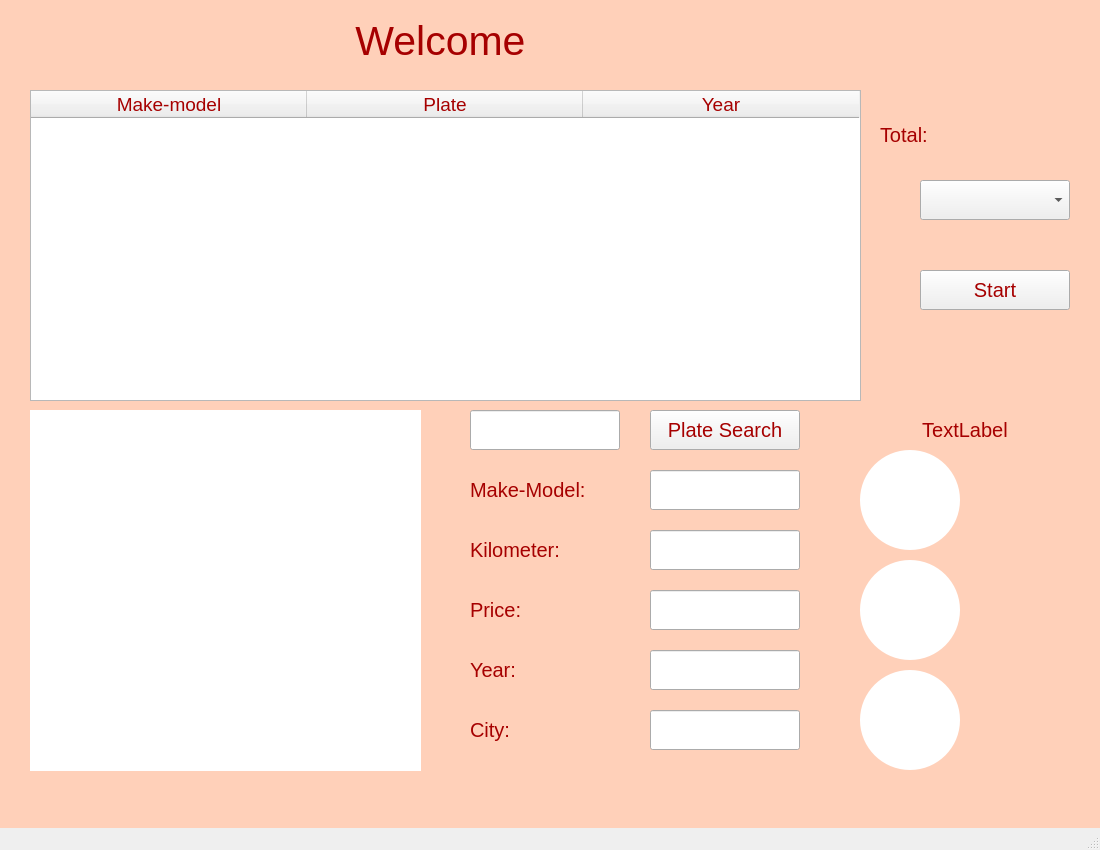
This is CarUI.ui in elfsmyr/Data_Gathering_Project-AutoScout24- as Qt 5 draws it before an edit. The edited form follows.
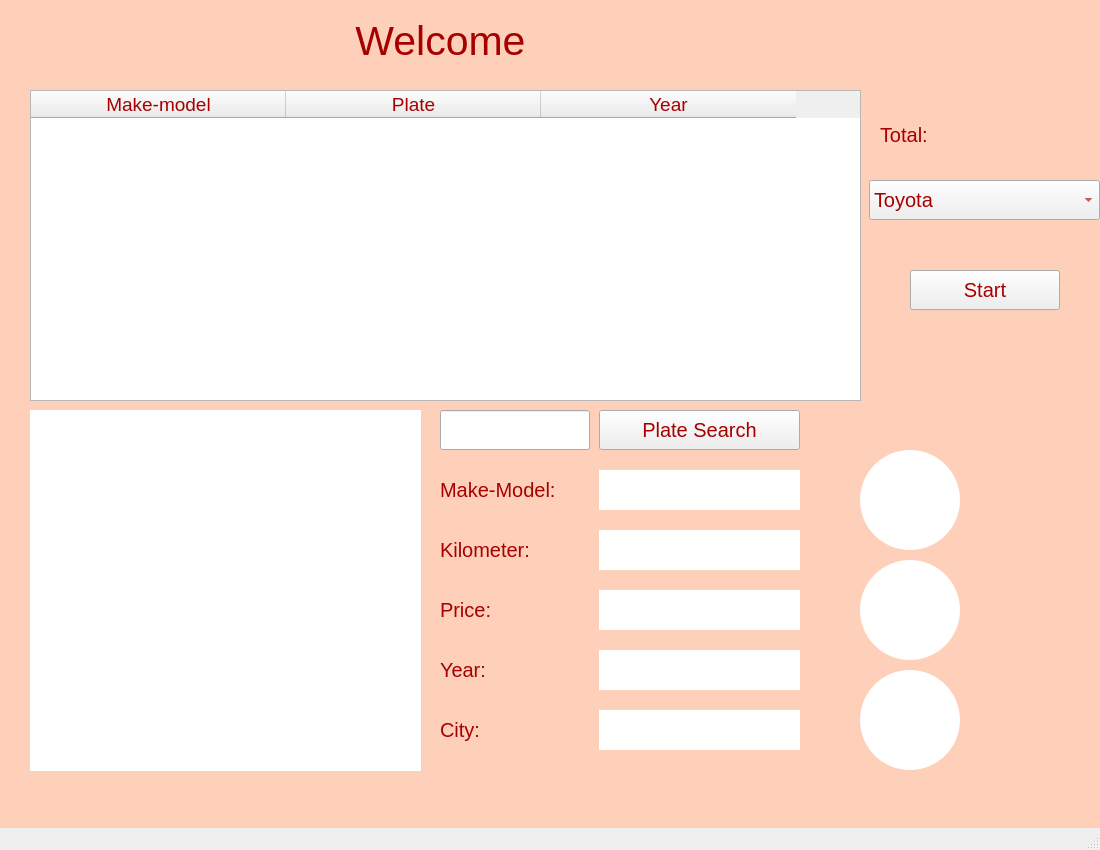
This is the edited form.

Diff of the .ui file:
```diff
--- a/CarUI.ui
+++ b/CarUI.ui
@@ -35,9 +35,9 @@
    <widget class="QComboBox" name="Models">
     <property name="geometry">
      <rect>
-      <x>920</x>
+      <x>869</x>
       <y>180</y>
-      <width>150</width>
+      <width>231</width>
       <height>40</height>
      </rect>
     </property>
@@ -46,11 +46,29 @@
       <pointsize>15</pointsize>
      </font>
     </property>
+    <property name="styleSheet">
+     <string notr="true">color: rgb(166, 0, 0);</string>
+    </property>
+    <item>
+     <property name="text">
+      <string>Toyota</string>
+     </property>
+    </item>
+    <item>
+     <property name="text">
+      <string>Mercedes-Benz</string>
+     </property>
+    </item>
+    <item>
+     <property name="text">
+      <string>BMW</string>
+     </property>
+    </item>
    </widget>
    <widget class="QPushButton" name="StartButton">
     <property name="geometry">
      <rect>
-      <x>920</x>
+      <x>910</x>
       <y>270</y>
       <width>150</width>
       <height>40</height>
@@ -68,7 +86,7 @@
      <string>Start</string>
     </property>
    </widget>
-   <widget class="QTableWidget" name="tableWidget">
+   <widget class="QTableWidget" name="cars_widget">
     <property name="geometry">
      <rect>
       <x>30</x>
@@ -90,8 +108,11 @@
      <string notr="true">color: rgb(166, 0, 0);
 font: 14pt &quot;MS Shell Dlg 2&quot;;</string>
     </property>
+    <attribute name="horizontalHeaderMinimumSectionSize">
+     <number>66</number>
+    </attribute>
     <attribute name="horizontalHeaderDefaultSectionSize">
-     <number>276</number>
+     <number>255</number>
     </attribute>
     <attribute name="verticalHeaderDefaultSectionSize">
      <number>80</number>
@@ -136,7 +157,7 @@
    <widget class="QLineEdit" name="PlateNum">
     <property name="geometry">
      <rect>
-      <x>470</x>
+      <x>440</x>
       <y>410</y>
       <width>150</width>
       <height>40</height>
@@ -160,9 +181,9 @@
    <widget class="QPushButton" name="SearchButton">
     <property name="geometry">
      <rect>
-      <x>650</x>
+      <x>599</x>
       <y>410</y>
-      <width>150</width>
+      <width>201</width>
       <height>40</height>
      </rect>
     </property>
@@ -194,7 +215,7 @@
    <widget class="QLabel" name="label_3">
     <property name="geometry">
      <rect>
-      <x>470</x>
+      <x>440</x>
       <y>470</y>
       <width>150</width>
       <height>40</height>
@@ -218,7 +239,7 @@
    <widget class="QLabel" name="label_4">
     <property name="geometry">
      <rect>
-      <x>470</x>
+      <x>440</x>
       <y>530</y>
       <width>150</width>
       <height>40</height>
@@ -242,7 +263,7 @@
    <widget class="QLabel" name="label_5">
     <property name="geometry">
      <rect>
-      <x>470</x>
+      <x>440</x>
       <y>590</y>
       <width>150</width>
       <height>40</height>
@@ -263,7 +284,7 @@
    <widget class="QLabel" name="label_6">
     <property name="geometry">
      <rect>
-      <x>470</x>
+      <x>440</x>
       <y>650</y>
       <width>150</width>
       <height>40</height>
@@ -284,7 +305,7 @@
    <widget class="QLabel" name="label_7">
     <property name="geometry">
      <rect>
-      <x>470</x>
+      <x>440</x>
       <y>710</y>
       <width>150</width>
       <height>40</height>
@@ -338,29 +359,15 @@
     <property name="text">
      <string/>
     </property>
-   </widget>
-   <widget class="QLabel" name="Picture1">
-    <property name="geometry">
-     <rect>
-      <x>860</x>
-      <y>560</y>
-      <width>100</width>
-      <height>100</height>
-     </rect>
-    </property>
-    <property name="styleSheet">
-     <string notr="true"> border-radius: 50px;
-background-color: rgb(255, 255, 255);</string>
-    </property>
-    <property name="text">
-     <string/>
+    <property name="scaledContents">
+     <bool>true</bool>
     </property>
    </widget>
    <widget class="QLabel" name="Picture2">
     <property name="geometry">
      <rect>
       <x>860</x>
-      <y>670</y>
+      <y>560</y>
       <width>100</width>
       <height>100</height>
      </rect>
@@ -372,11 +379,34 @@
     <property name="text">
      <string/>
     </property>
+    <property name="scaledContents">
+     <bool>true</bool>
+    </property>
    </widget>
    <widget class="QLabel" name="Picture3">
     <property name="geometry">
      <rect>
       <x>860</x>
+      <y>670</y>
+      <width>100</width>
+      <height>100</height>
+     </rect>
+    </property>
+    <property name="styleSheet">
+     <string notr="true"> border-radius: 50px;
+background-color: rgb(255, 255, 255);</string>
+    </property>
+    <property name="text">
+     <string/>
+    </property>
+    <property name="scaledContents">
+     <bool>true</bool>
+    </property>
+   </widget>
+   <widget class="QLabel" name="Picture1">
+    <property name="geometry">
+     <rect>
+      <x>860</x>
       <y>450</y>
       <width>100</width>
       <height>100</height>
@@ -389,6 +419,9 @@
     <property name="text">
      <string/>
     </property>
+    <property name="scaledContents">
+     <bool>true</bool>
+    </property>
    </widget>
    <widget class="QLabel" name="label_19">
     <property name="geometry">
@@ -417,9 +450,9 @@
    <widget class="QLabel" name="CityName">
     <property name="geometry">
      <rect>
-      <x>890</x>
+      <x>820</x>
       <y>410</y>
-      <width>150</width>
+      <width>261</width>
       <height>40</height>
      </rect>
     </property>
@@ -432,7 +465,7 @@
      <string notr="true">color: rgb(166, 0, 0);</string>
     </property>
     <property name="text">
-     <string>TextLabel</string>
+     <string/>
     </property>
     <property name="alignment">
      <set>Qt::AlignCenter</set>
@@ -444,7 +477,7 @@
       <x>970</x>
       <y>480</y>
       <width>120</width>
-      <height>30</height>
+      <height>40</height>
      </rect>
     </property>
     <property name="font">
@@ -465,7 +498,7 @@
       <x>970</x>
       <y>590</y>
       <width>120</width>
-      <height>30</height>
+      <height>40</height>
      </rect>
     </property>
     <property name="font">
@@ -486,7 +519,7 @@
       <x>970</x>
       <y>700</y>
       <width>120</width>
-      <height>30</height>
+      <height>40</height>
      </rect>
     </property>
     <property name="font">
@@ -533,130 +566,95 @@
      <set>Qt::AlignCenter</set>
     </property>
    </widget>
-   <widget class="QLineEdit" name="PlateNum_2">
+   <widget class="QLabel" name="make_model">
     <property name="geometry">
      <rect>
-      <x>650</x>
+      <x>599</x>
       <y>470</y>
-      <width>150</width>
+      <width>201</width>
       <height>40</height>
      </rect>
     </property>
-    <property name="font">
-     <font>
-      <pointsize>15</pointsize>
-     </font>
-    </property>
     <property name="styleSheet">
-     <string notr="true">color: rgb(166, 0, 0);</string>
+     <string notr="true">color: rgb(166, 0, 0);
+background-color: rgb(255, 255, 255);</string>
     </property>
     <property name="text">
      <string/>
     </property>
-    <property name="alignment">
-     <set>Qt::AlignCenter</set>
-    </property>
    </widget>
-   <widget class="QLineEdit" name="city">
+   <widget class="QLabel" name="city">
     <property name="geometry">
      <rect>
-      <x>650</x>
+      <x>599</x>
       <y>710</y>
-      <width>150</width>
+      <width>201</width>
       <height>40</height>
      </rect>
     </property>
-    <property name="font">
-     <font>
-      <pointsize>15</pointsize>
-     </font>
-    </property>
     <property name="styleSheet">
-     <string notr="true">color: rgb(166, 0, 0);</string>
+     <string notr="true">color: rgb(166, 0, 0);
+background-color: rgb(255, 255, 255);</string>
     </property>
     <property name="text">
      <string/>
     </property>
-    <property name="alignment">
-     <set>Qt::AlignCenter</set>
+   </widget>
+   <widget class="QLabel" name="kilometer">
+    <property name="geometry">
+     <rect>
+      <x>599</x>
+      <y>530</y>
+      <width>201</width>
+      <height>40</height>
+     </rect>
     </property>
+    <property name="styleSheet">
+     <string notr="true">color: rgb(166, 0, 0);
+background-color: rgb(255, 255, 255);</string>
+    </property>
+    <property name="text">
+     <string/>
+    </property>
    </widget>
-   <widget class="QLineEdit" name="year">
+   <widget class="QLabel" name="year">
     <property name="geometry">
      <rect>
-      <x>650</x>
+      <x>599</x>
       <y>650</y>
-      <width>150</width>
+      <width>201</width>
       <height>40</height>
      </rect>
     </property>
-    <property name="font">
-     <font>
-      <pointsize>15</pointsize>
-     </font>
-    </property>
     <property name="styleSheet">
-     <string notr="true">color: rgb(166, 0, 0);</string>
+     <string notr="true">color: rgb(166, 0, 0);
+background-color: rgb(255, 255, 255);</string>
     </property>
     <property name="text">
      <string/>
     </property>
-    <property name="alignment">
-     <set>Qt::AlignCenter</set>
-    </property>
    </widget>
-   <widget class="QLineEdit" name="price">
+   <widget class="QLabel" name="price">
     <property name="geometry">
      <rect>
-      <x>650</x>
+      <x>599</x>
       <y>590</y>
-      <width>150</width>
+      <width>201</width>
       <height>40</height>
      </rect>
     </property>
-    <property name="font">
-     <font>
-      <pointsize>15</pointsize>
-     </font>
-    </property>
     <property name="styleSheet">
-     <string notr="true">color: rgb(166, 0, 0);</string>
+     <string notr="true">color: rgb(166, 0, 0);
+background-color: rgb(255, 255, 255);</string>
     </property>
     <property name="text">
      <string/>
-    </property>
-    <property name="alignment">
-     <set>Qt::AlignCenter</set>
-    </property>
-   </widget>
-   <widget class="QLineEdit" name="kilometer">
-    <property name="geometry">
-     <rect>
-      <x>650</x>
-      <y>530</y>
-      <width>150</width>
-      <height>40</height>
-     </rect>
-    </property>
-    <property name="font">
-     <font>
-      <pointsize>15</pointsize>
-     </font>
-    </property>
-    <property name="styleSheet">
-     <string notr="true">color: rgb(166, 0, 0);</string>
-    </property>
-    <property name="text">
-     <string/>
-    </property>
-    <property name="alignment">
-     <set>Qt::AlignCenter</set>
     </property>
    </widget>
    <zorder>label_8</zorder>
    <zorder>Models</zorder>
    <zorder>StartButton</zorder>
-   <zorder>tableWidget</zorder>
+   <zorder>cars_widget</zorder>
    <zorder>label</zorder>
    <zorder>PlateNum</zorder>
    <zorder>SearchButton</zorder>
@@ -668,19 +666,19 @@
    <zorder>label_7</zorder>
    <zorder>Total</zorder>
    <zorder>CarPicture</zorder>
-   <zorder>Picture1</zorder>
    <zorder>Picture2</zorder>
    <zorder>Picture3</zorder>
+   <zorder>Picture1</zorder>
    <zorder>label_19</zorder>
    <zorder>CityName</zorder>
    <zorder>FirstDay</zorder>
    <zorder>SecondDay</zorder>
    <zorder>ThirdDay</zorder>
-   <zorder>PlateNum_2</zorder>
+   <zorder>make_model</zorder>
    <zorder>city</zorder>
+   <zorder>kilometer</zorder>
    <zorder>year</zorder>
    <zorder>price</zorder>
-   <zorder>kilometer</zorder>
   </widget>
   <widget class="QMenuBar" name="menubar">
    <property name="geometry">
```
